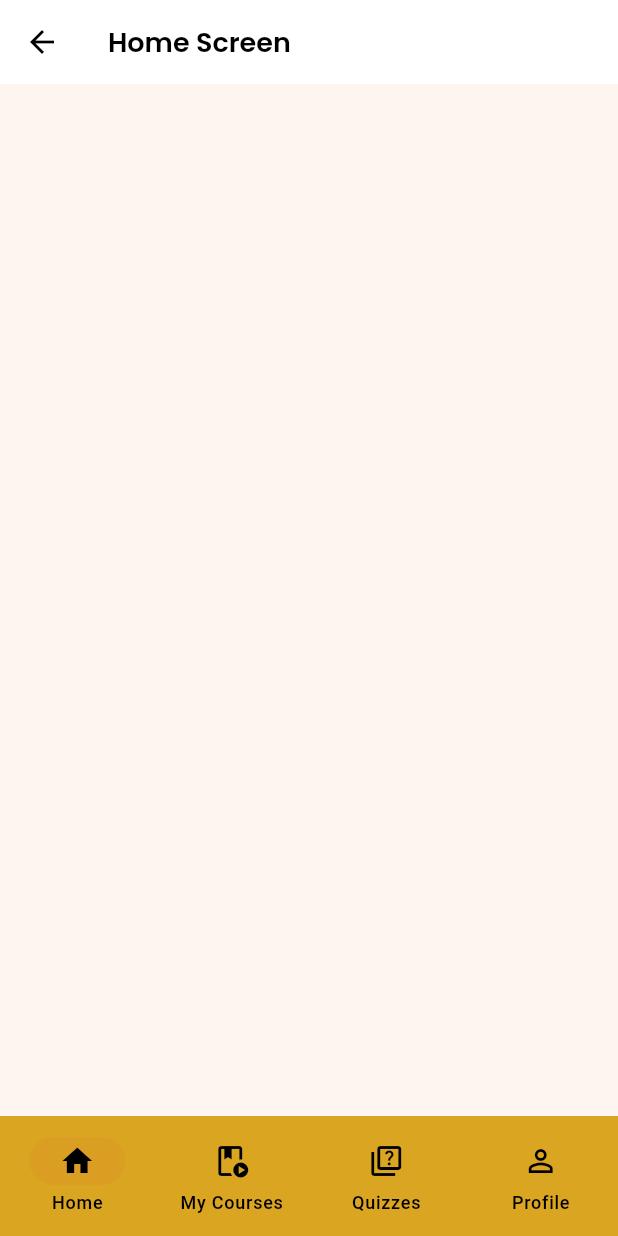
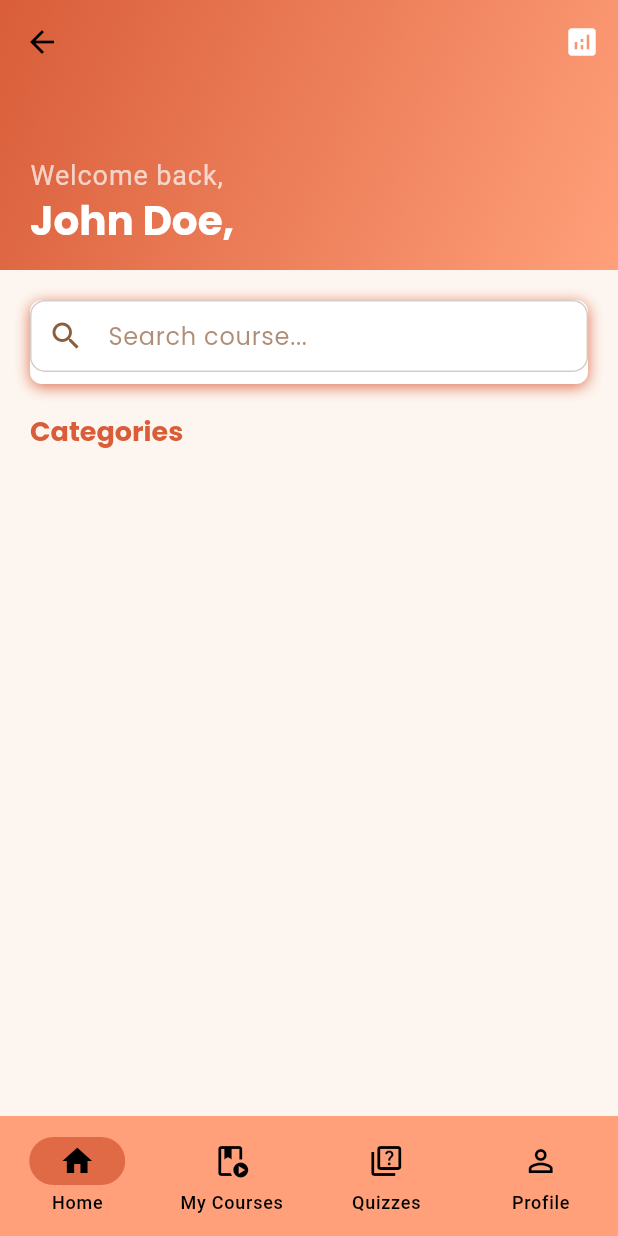
Before and after one commit to eviannaive/flutter-e_learning-app, a Flutter app: the MainScreen screen opened by its route, on a phone screen of 412 x 824 dp. Run offline on Flutter 3.47's test engine with Material 3 defaults, Android fonts, the phone set to English and light mode, and no system bars; our stand-ins replace bloc, equatable, flutter_bloc, get, get_storage, google_fonts and 1 more; accounts and stored records are empty.

Commit message:
feat: part 10 1/2

```diff
--- a/lib/core/theme/app_colors.dart
+++ b/lib/core/theme/app_colors.dart
@@ -12,7 +12,7 @@ class AppColors {
   static const Color secondaryDark = Color(0xFF53351B); // 深棕色
 
   // Accent & status colors
-  static const Color accent = Color(0xFFDAA520); // 金黃色強調
+  static const Color accent = Color(0xFFFFFFFF); // 白色強調
   static const Color success = Color(0xFF4CAF50); // 成功：綠色（保留綠色）
   static const Color warning = Color(0xFFFFB74D); // 警告：淺橘色
   static const Color error = Color(0xFFE53935); // 錯誤：紅色（保留紅色）
--- a/lib/models/category.dart
+++ b/lib/models/category.dart
@@ -1,8 +1,8 @@
 class Category {
   final String id;
   final String name;
-  final String icon;
-  final String courseCount;
+  final Object icon;
+  final int courseCount;
 
   Category({
     required this.id,
--- a/lib/models/course.dart
+++ b/lib/models/course.dart
@@ -7,7 +7,7 @@ class Course {
   final String imageUrl;
   final String instructorId;
   final String categoryId;
-  final String price;
+  final num price;
   final List<Lesson> lessons;
   final double rating;
   final int reviewCount;
--- a/lib/routes/app_routes.dart
+++ b/lib/routes/app_routes.dart
@@ -56,7 +56,7 @@ class AppRoutes {
           ),
         );
       case home:
-        return MaterialPageRoute(builder: (_) => const HomeScreen());
+        return MaterialPageRoute(builder: (_) => HomeScreen());
       case teacherHome:
         return MaterialPageRoute(builder: (_) => const TeacherHomeScreen());
       case courseList:
--- a/lib/routes/route_pages.dart
+++ b/lib/routes/route_pages.dart
@@ -31,7 +31,7 @@ class AppPages {
             : null,
       ),
     ),
-    GetPage(name: AppRoutes.home, page: () => const HomeScreen()),
+    GetPage(name: AppRoutes.home, page: () => HomeScreen()),
     GetPage(name: AppRoutes.courseList, page: () => const CourseListScreen()),
     GetPage(name: AppRoutes.quizList, page: () => const QuizListScreen()),
     GetPage(name: AppRoutes.profile, page: () => const ProfileScreen()),
--- a/lib/views/home/home_screen.dart
+++ b/lib/views/home/home_screen.dart
@@ -1,10 +1,33 @@
+import 'package:e_learning/views/home/widgets/category_section.dart';
+import 'package:e_learning/views/home/widgets/home_app_bar.dart';
+import 'package:e_learning/views/home/widgets/search_bar_widget.dart';
+import 'package:e_learning/models/category.dart';
 import 'package:flutter/material.dart';
 
 class HomeScreen extends StatelessWidget {
-  const HomeScreen({super.key});
+  HomeScreen({super.key});
+
+  final List<Category> categories = [
+    Category(id: '1', name: 'Programming', icon: Icons.code, courseCount: 1),
+  ];
 
   @override
   Widget build(BuildContext context) {
-    return Scaffold(appBar: AppBar(title: Text('Home Screen')));
+    return CustomScrollView(
+      physics: BouncingScrollPhysics(),
+      slivers: [
+        HomeAppBar(),
+        SliverPadding(
+          padding: EdgeInsets.all(20),
+          sliver: SliverList(
+            delegate: SliverChildListDelegate([
+              const SearchBarWidget(),
+              const SizedBox(height: 20),
+              CategorySection(categories: categories),
+            ]),
+          ),
+        ),
+      ],
+    );
   }
 }
--- /dev/null
+++ b/lib/views/home/widgets/category_section.dart
@@ -0,0 +1,27 @@
+import 'package:e_learning/core/theme/app_colors.dart';
+import 'package:e_learning/models/category.dart';
+import 'package:flutter/material.dart';
+
+class CategorySection extends StatelessWidget {
+  final List<Category> categories;
+
+  const CategorySection({super.key, required this.categories});
+
+  @override
+  Widget build(BuildContext context) {
+    final theme = Theme.of(context);
+
+    return Column(
+      crossAxisAlignment: CrossAxisAlignment.start,
+      children: [
+        Text(
+          'Categories',
+          style: theme.textTheme.titleLarge?.copyWith(
+            color: AppColors.primary,
+            fontWeight: FontWeight.bold,
+          ),
+        ),
+      ],
+    );
+  }
+}
--- /dev/null
+++ b/lib/views/home/widgets/search_bar_widget.dart
@@ -0,0 +1,41 @@
+import 'package:e_learning/core/theme/app_colors.dart';
+import 'package:flutter/material.dart';
+
+class SearchBarWidget extends StatelessWidget {
+  const SearchBarWidget({super.key});
+
+  @override
+  Widget build(BuildContext context) {
+    return Container(
+      height: 56,
+      decoration: BoxDecoration(
+        color: AppColors.accent,
+        borderRadius: BorderRadius.circular(8),
+        boxShadow: [
+          BoxShadow(
+            color: AppColors.primary.withOpacity(0.88),
+            blurRadius: 8,
+            offset: const Offset(0, 2),
+          ),
+        ],
+      ),
+      child: Material(
+        color: Colors.transparent,
+        child: TextField(
+          decoration: InputDecoration(
+            hintText: 'Search course...',
+            hintStyle: TextStyle(color: AppColors.secondary.withOpacity(0.7)),
+            prefixIcon: const Icon(Icons.search, color: AppColors.secondary),
+            border: OutlineInputBorder(
+              borderRadius: BorderRadius.circular(16),
+              borderSide: BorderSide.none,
+            ),
+            filled: true,
+            fillColor: AppColors.accent,
+            contentPadding: const EdgeInsets.symmetric(horizontal: 20),
+          ),
+        ),
+      ),
+    );
+  }
+}
--- a/lib/views/main_screen.dart
+++ b/lib/views/main_screen.dart
@@ -26,16 +26,16 @@ class MainScreen extends StatelessWidget {
             backgroundColor: AppColors.lightBackground,
             body: IndexedStack(
               index: state.currentIndex,
-              children: const [
+              children: [
                 HomeScreen(),
-                CourseListScreen(),
-                QuizListScreen(),
-                ProfileScreen(),
+                const CourseListScreen(),
+                const QuizListScreen(),
+                const ProfileScreen(),
               ],
             ),
             bottomNavigationBar: NavigationBar(
-              backgroundColor: AppColors.accent,
-              indicatorColor: AppColors.primary.withOpacity(0.1),
+              backgroundColor: AppColors.primaryLight,
+              indicatorColor: AppColors.primary.withOpacity(0.8),
               destinations: [
                 NavigationDestination(
                   icon: Icon(Icons.home_outlined),
```
Also changed, not shown: lib/services/dummy_data_service.dart (added, +269 -0 lines), lib/views/home/widgets/home_app_bar.dart (added, +55 -0 lines).
